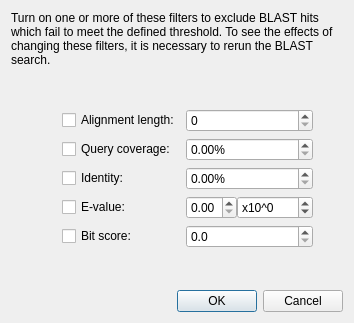
Before: the Qt Designer form ui/blasthitfiltersdialog.ui in rrwick/Bandage, drawn with Qt 5.
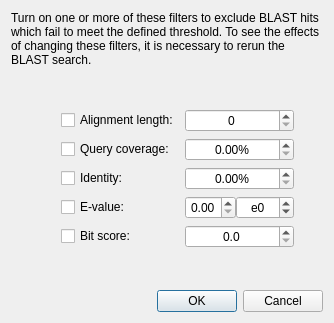
After: the same form once the commit is applied. Custom widgets are drawn as their Qt base class.

Patch:
```diff
--- a/ui/blasthitfiltersdialog.ui
+++ b/ui/blasthitfiltersdialog.ui
@@ -6,7 +6,7 @@
    <rect>
     <x>0</x>
     <y>0</y>
-    <width>354</width>
+    <width>334</width>
     <height>323</height>
    </rect>
   </property>
@@ -82,6 +82,9 @@
       </property>
       <item>
        <widget class="QDoubleSpinBox" name="eValueBaseSpinBox">
+        <property name="alignment">
+         <set>Qt::AlignCenter</set>
+        </property>
         <property name="maximum">
          <double>9.990000000000000</double>
         </property>
@@ -89,8 +92,11 @@
       </item>
       <item>
        <widget class="QSpinBox" name="eValueExponentSpinBox">
+        <property name="alignment">
+         <set>Qt::AlignCenter</set>
+        </property>
         <property name="prefix">
-         <string>x10^</string>
+         <string>e</string>
         </property>
         <property name="minimum">
          <number>-999</number>
@@ -150,6 +156,9 @@
    </item>
    <item row="4" column="3">
     <widget class="QDoubleSpinBox" name="identitySpinBox">
+     <property name="alignment">
+      <set>Qt::AlignCenter</set>
+     </property>
      <property name="suffix">
       <string>%</string>
      </property>
@@ -193,8 +202,11 @@
    </item>
    <item row="2" column="3">
     <widget class="QSpinBox" name="alignmentLengthSpinBox">
+     <property name="alignment">
+      <set>Qt::AlignCenter</set>
+     </property>
      <property name="maximum">
-      <number>1000000000</number>
+      <number>1000000</number>
      </property>
     </widget>
    </item>
@@ -213,6 +225,9 @@
    </item>
    <item row="3" column="3">
     <widget class="QDoubleSpinBox" name="queryCoverageSpinBox">
+     <property name="alignment">
+      <set>Qt::AlignCenter</set>
+     </property>
      <property name="suffix">
       <string>%</string>
      </property>
@@ -271,6 +286,9 @@
    </item>
    <item row="6" column="3">
     <widget class="QDoubleSpinBox" name="bitScoreSpinBox">
+     <property name="alignment">
+      <set>Qt::AlignCenter</set>
+     </property>
      <property name="decimals">
       <number>1</number>
      </property>
```
